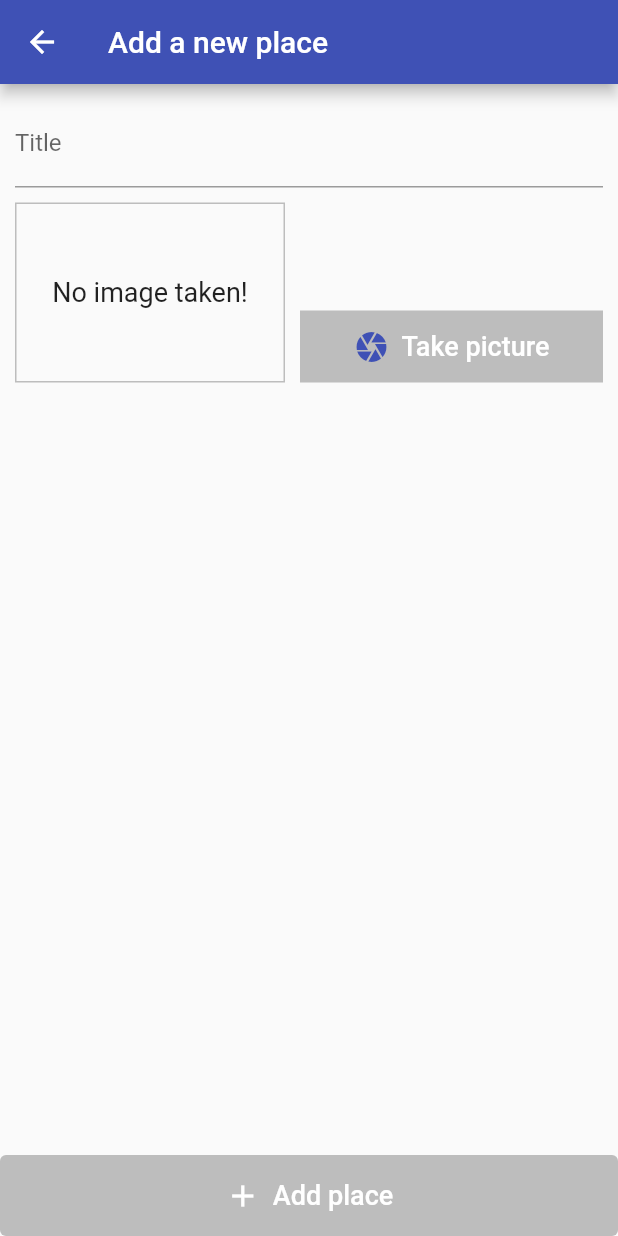
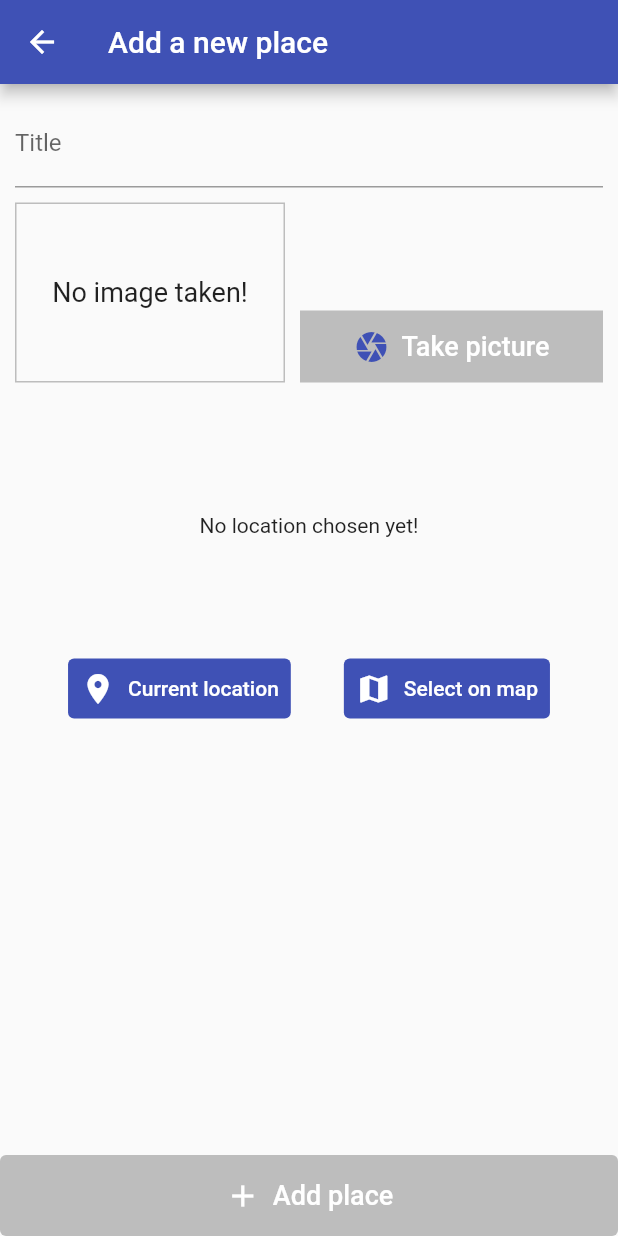
Before and after one commit to Varshil-Shah/places_list, a Flutter app: the AddPlace screen opened by its route, on a phone screen of 412 x 824 dp. Run offline on Flutter 3.47's test engine with Material 2 defaults, Android fonts, the phone set to English and light mode, and no system bars; our stand-ins replace image_picker, sqflite; accounts and stored records are empty.

Commit message:
:sparkles: Design the location input file and add config for location

```diff
--- a/lib/helper/db_helper.dart
+++ b/lib/helper/db_helper.dart
@@ -4,10 +4,12 @@ import 'package:path/path.dart' as path;
 class DBHelper {
   static Future<sql.Database> database(String table) async {
     final databasePath = await sql.getDatabasesPath();
+    print("Database path: $databasePath");
     return sql.openDatabase(path.join(databasePath, 'places.db'), version: 1,
         onCreate: (database, version) {
       database.execute(
-          "CREATE TABLE $table(id TEXT PRIMARY KEY, title TEXT NOT NULL, image TEXT NOT NULL)");
+        "CREATE TABLE $table(id TEXT PRIMARY KEY, title TEXT NOT NULL, image TEXT NOT NULL)",
+      );
     });
   }
 
--- a/lib/screens/add_place.dart
+++ b/lib/screens/add_place.dart
@@ -1,9 +1,11 @@
 import 'dart:io';
 
 import 'package:flutter/material.dart';
+import 'package:provider/provider.dart';
+
 import 'package:places_list/providers/great_places.dart';
 import 'package:places_list/widgets/image_input.dart';
-import 'package:provider/provider.dart';
+import 'package:places_list/widgets/location_input.dart';
 
 class AddPlace extends StatefulWidget {
   const AddPlace({Key? key}) : super(key: key);
@@ -53,6 +55,8 @@ class _AddPlaceState extends State<AddPlace> {
                     ),
                     const SizedBox(height: 10.0),
                     ImageInput(onSelectImage: selectImage),
+                    const SizedBox(height: 10.0),
+                    const LocationInput(),
                   ],
                 ),
               ),
--- /dev/null
+++ b/lib/widgets/location_input.dart
@@ -0,0 +1,60 @@
+import 'package:flutter/material.dart';
+
+class LocationInput extends StatefulWidget {
+  const LocationInput({Key? key}) : super(key: key);
+
+  @override
+  State<LocationInput> createState() => _LocationInputState();
+}
+
+class _LocationInputState extends State<LocationInput> {
+  String? _previewImageUrl;
+
+  @override
+  Widget build(BuildContext context) {
+    return Column(
+      children: [
+        Container(
+          height: 170,
+          alignment: Alignment.center,
+          width: double.infinity,
+          child: _previewImageUrl == null
+              ? const Text(
+                  "No location chosen yet!",
+                  textAlign: TextAlign.center,
+                )
+              : Image.network(
+                  _previewImageUrl!,
+                  fit: BoxFit.cover,
+                  width: double.infinity,
+                ),
+        ),
+        Row(
+          mainAxisAlignment: MainAxisAlignment.spaceEvenly,
+          children: [
+            TextButton.icon(
+              onPressed: () {},
+              icon: const Icon(Icons.location_on),
+              label: const Text("Current location"),
+              style: ButtonStyle(
+                backgroundColor:
+                    MaterialStateProperty.all<Color>(Colors.indigo),
+                foregroundColor: MaterialStateProperty.all<Color>(Colors.white),
+              ),
+            ),
+            TextButton.icon(
+              onPressed: () {},
+              icon: const Icon(Icons.map),
+              label: const Text("Select on map"),
+              style: ButtonStyle(
+                backgroundColor:
+                    MaterialStateProperty.all<Color>(Colors.indigo),
+                foregroundColor: MaterialStateProperty.all<Color>(Colors.white),
+              ),
+            ),
+          ],
+        )
+      ],
+    );
+  }
+}
--- a/pubspec.yaml
+++ b/pubspec.yaml
@@ -34,6 +34,7 @@ dependencies:
   path: 1.8.0
   path_provider: ^2.0.9
   sqflite: ^2.0.2
+  location: ^4.3.0
 
   # The following adds the Cupertino Icons font to your application.
   # Use with the CupertinoIcons class for iOS style icons.
```
Also changed, not shown: pubspec.lock, 1 other file.
